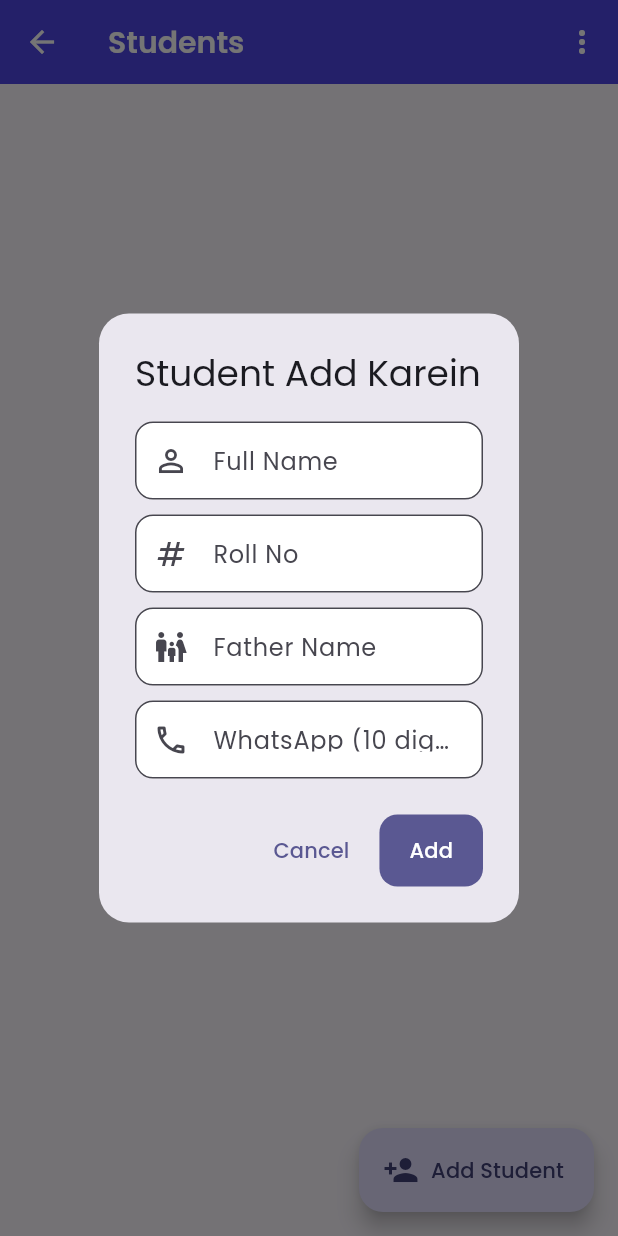
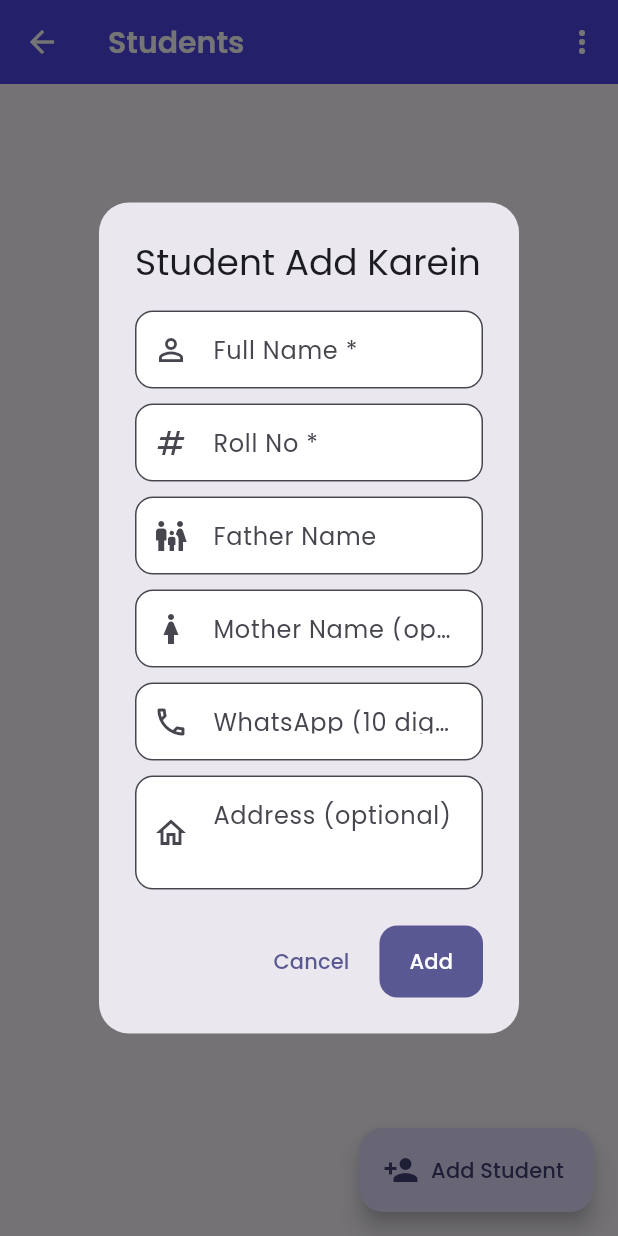
Before and after one commit to kaushalguptavoivo-droid/nemps-teacher-assistant, a Flutter app: the StudentsScreen screen opened directly with empty values, after a tap on "Add Student", on a phone screen of 412 x 824 dp. Run offline on Flutter 3.47's test engine with Material 3 defaults, Android fonts, the phone set to English and light mode, and no system bars; our stand-ins replace csv, file_picker, flutter_local_notifications, flutter_riverpod, flutter_secure_storage, go_router and 4 more; accounts and stored records are empty.

Commit message:
feat: mother name + address (optional), WhatsApp +91 auto-prefix, better CSV import
WhatsApp fix:
- Added whatsappE164 getter on Student model — auto-prepends 91 if number is 10 digits
- All wa.me links now use whatsappE164 (absent_notify + homework screens)
- Form hint updated: 'WhatsApp (10 digit, bina +91)'

Student data:
- Added optional motherName and address fields to Student model
- saveStudent() accepts motherName and address (only saves to Supabase if non-empty)
- Add/Edit dialog shows Mother Name and Address fields (optional, marked clearly)
- Student list card shows mother name and address when available

CSV import/export:
- Export now includes Mother Name and Address columns
- Import supports both old 6-col and new 8-col format
- Header-based column detection (column order flexible)
- Skips empty rows gracefully

```diff
--- a/lib/src/core/models/models.dart
+++ b/lib/src/core/models/models.dart
@@ -13,16 +13,27 @@ class Student {
     required this.section,
     this.classId = '',
     this.parentName = '',
+    this.motherName = '',
+    this.address = '',
     this.whatsapp = '',
     this.dob,
     this.feeStatus = FeeStatus.due,
     this.photoUrl,
   });
-  final String id, fullName, rollNo, className, section, classId, parentName, whatsapp;
+  final String id, fullName, rollNo, className, section, classId;
+  final String parentName, motherName, address, whatsapp;
   final DateTime? dob;
   final FeeStatus feeStatus;
   final String? photoUrl;
   String get classLabel => '$className-$section';
+
+  /// Returns a wa.me-ready number: strips non-digits, prepends 91 if 10-digit.
+  String get whatsappE164 {
+    final digits = whatsapp.replaceAll(RegExp(r'[^0-9]'), '');
+    if (digits.length == 10) return '91$digits';
+    return digits; // already has country code or empty
+  }
+
   factory Student.fromMap(Map<String, dynamic> m) => Student(
     id: m['id'],
     fullName: m['full_name'],
@@ -31,6 +42,8 @@ class Student {
     className: (m['classes'] as Map<String, dynamic>?)?['name'] ?? m['class_name'] ?? '',
     section: (m['classes'] as Map<String, dynamic>?)?['section'] ?? m['section'] ?? '',
     parentName: m['father_name'] ?? '',
+    motherName: m['mother_name'] ?? '',
+    address: m['address'] ?? '',
     whatsapp: m['whatsapp'] ?? '',
     dob: m['dob'] != null ? DateTime.parse(m['dob']) : null,
     feeStatus: FeeStatus.values.firstWhere(
--- a/lib/src/features/data/school_repository.dart
+++ b/lib/src/features/data/school_repository.dart
@@ -67,7 +67,9 @@ class SchoolRepository {
     required String fullName,
     required String rollNo,
     String fatherName = '',
+    String motherName = '',
     String whatsapp = '',
+    String address = '',
   }) async {
     final row = {
       if (id != null) 'id': id,
@@ -75,7 +77,9 @@ class SchoolRepository {
       'full_name': fullName.trim(),
       'roll_no': rollNo.trim(),
       'father_name': fatherName.trim(),
+      if (motherName.trim().isNotEmpty) 'mother_name': motherName.trim(),
       'whatsapp': whatsapp.trim(),
+      if (address.trim().isNotEmpty) 'address': address.trim(),
       'active': true,
     };
     await _client.from('students').upsert(row, onConflict: 'class_id,roll_no');
@@ -450,13 +454,18 @@ class SchoolRepository {
     try {
       final studentList = await students(classId);
       List<List<dynamic>> rows = [];
-      rows.add(['Roll No', 'Full Name', 'Father Name', 'WhatsApp', 'DOB', 'Fee Status']);
+      rows.add([
+        'Roll No', 'Full Name', 'Father Name', 'Mother Name',
+        'WhatsApp', 'Address', 'DOB', 'Fee Status',
+      ]);
       for (var student in studentList) {
         rows.add([
           student.rollNo,
           student.fullName,
           student.parentName,
+          student.motherName,
           student.whatsapp,
+          student.address,
           student.dob?.toString().split(' ')[0] ?? '',
           student.feeStatus.name,
         ]);
@@ -472,19 +481,60 @@ class SchoolRepository {
       final contents = String.fromCharCodes(csvBytes);
       final rowsAsListOfValues = const CsvToListConverter().convert(contents);
       if (rowsAsListOfValues.isEmpty) return;
-      for (int i = 1; i < rowsAsListOfValues.length; i++) {
+
+      // Detect if header row exists and map column indices
+      final firstRow = rowsAsListOfValues[0].map((e) => e.toString().toLowerCase().trim()).toList();
+      final bool hasHeader = firstRow.contains('full name') ||
+          firstRow.contains('roll no') ||
+          firstRow.contains('full_name');
+
+      // Column index helpers — support both old (6-col) and new (8-col) CSV format
+      int col(List<String> hdr, List<String> keys, int fallback) {
+        for (final k in keys) {
+          final idx = hdr.indexOf(k);
+          if (idx >= 0) return idx;
+        }
+        return fallback;
+      }
+
+      final hdr = hasHeader ? firstRow : <String>[];
+      final iRoll    = col(hdr, ['roll no', 'roll_no'], 0);
+      final iName    = col(hdr, ['full name', 'full_name'], 1);
+      final iFather  = col(hdr, ['father name', 'father_name'], 2);
+      final iMother  = col(hdr, ['mother name', 'mother_name'], 3);
+      final iWa      = col(hdr, ['whatsapp'], hasHeader ? 4 : 3);
+      final iAddr    = col(hdr, ['address'], hasHeader ? 5 : -1);
+      final iDob     = col(hdr, ['dob'], hasHeader ? 6 : 4);
+      final iFee     = col(hdr, ['fee status', 'fee_status'], hasHeader ? 7 : 5);
+
+      String _safe(List row, int idx) =>
+          idx >= 0 && idx < row.length ? row[idx].toString().trim() : '';
+
+      final startRow = hasHeader ? 1 : 0;
+      for (int i = startRow; i < rowsAsListOfValues.length; i++) {
         final row = rowsAsListOfValues[i];
         if (row.length < 2) continue;
-        final studentData = {
-          'class_id': classId,
-          'roll_no': row[0].toString(),
-          'full_name': row[1].toString(),
-          'father_name': row.length > 2 ? row[2].toString() : '',
-          'whatsapp': row.length > 3 ? row[3].toString() : '',
-          'dob': row.length > 4 && row[4].toString().isNotEmpty ? row[4].toString() : null,
-          'fee_status': row.length > 5 ? row[5].toString() : 'due',
-          'active': true,
+        final rollNo   = _safe(row, iRoll);
+        final fullName = _safe(row, iName);
+        if (rollNo.isEmpty || fullName.isEmpty) continue;
+
+        final studentData = <String, dynamic>{
+          'class_id':   classId,
+          'roll_no':    rollNo,
+          'full_name':  fullName,
+          'father_name': _safe(row, iFather),
+          'whatsapp':   _safe(row, iWa),
+          'active':     true,
         };
+        final mother = _safe(row, iMother);
+        if (mother.isNotEmpty) studentData['mother_name'] = mother;
+        final addr = _safe(row, iAddr);
+        if (addr.isNotEmpty) studentData['address'] = addr;
+        final dob = _safe(row, iDob);
+        if (dob.isNotEmpty) studentData['dob'] = dob;
+        final fee = _safe(row, iFee);
+        if (fee.isNotEmpty) studentData['fee_status'] = fee;
+
         try {
           await _client.from('students').upsert(studentData, onConflict: 'class_id,roll_no');
         } catch (_) {}
--- a/lib/src/features/presentation/absent_notify_screen.dart
+++ b/lib/src/features/presentation/absent_notify_screen.dart
@@ -359,7 +359,7 @@ class _StudentNotifyCardState extends ConsumerState<_StudentNotifyCard> {
     setState(() => sending = true);
     try {
       final uri = Uri.parse(
-          'https://wa.me/${widget.student.whatsapp.replaceAll(RegExp(r"[^0-9]"), "")}?text=${Uri.encodeComponent(_buildMessage())}');
+          'https://wa.me/${widget.student.whatsappE164}?text=${Uri.encodeComponent(_buildMessage())}');
       final opened = await launchUrl(uri, mode: LaunchMode.platformDefault);
       if (opened) {
         await ref.read(repoProvider).markWhatsAppSent(
@@ -529,7 +529,7 @@ class _BulkWhatsAppDialogState extends ConsumerState<_BulkWhatsAppDialog> {
       return;
     }
     final uri = Uri.parse(
-        'https://wa.me/${current.whatsapp.replaceAll(RegExp(r"[^0-9]"), "")}?text=${Uri.encodeComponent(message)}');
+        'https://wa.me/${current.whatsappE164}?text=${Uri.encodeComponent(message)}');
     await launchUrl(uri, mode: LaunchMode.platformDefault);
     await ref.read(repoProvider).markWhatsAppSent(
           classId: widget.classId,
--- a/lib/src/features/presentation/homework_screen.dart
+++ b/lib/src/features/presentation/homework_screen.dart
@@ -1263,7 +1263,7 @@ class _CombinedBulkDialogState extends ConsumerState<_CombinedBulkDialog> {
       return;
     }
     final uri = Uri.parse(
-        'https://wa.me/${current.whatsapp.replaceAll(RegExp(r"[^0-9]"), "")}?text=${Uri.encodeComponent(_buildMessage())}');
+        'https://wa.me/${current.whatsappE164}?text=${Uri.encodeComponent(_buildMessage())}');
     await launchUrl(uri, mode: LaunchMode.platformDefault);
     // Track sent
     for (final hw in widget.selectedHomework) {
@@ -1639,7 +1639,7 @@ class _PendingWhatsAppDialogState
         'Kripaya aaj raat tak karwa dein. 🙏\n'
         '— *New Era Modern Public School, Vrindavan*';
     final uri = Uri.parse(
-        'https://wa.me/${current.whatsapp.replaceAll(RegExp(r"[^0-9]"), "")}?text=${Uri.encodeComponent(msg)}');
+        'https://wa.me/${current.whatsappE164}?text=${Uri.encodeComponent(msg)}');
     await launchUrl(uri, mode: LaunchMode.platformDefault);
     await ref.read(repoProvider).markWhatsAppSent(
           classId: widget.classId,
--- a/lib/src/features/presentation/students_screen.dart
+++ b/lib/src/features/presentation/students_screen.dart
@@ -18,10 +18,12 @@ class StudentsScreen extends ConsumerStatefulWidget {
 
 class _StudentsScreenState extends ConsumerState<StudentsScreen> {
   Future<void> _showStudentDialog({Student? existing}) async {
-    final nameCtrl = TextEditingController(text: existing?.fullName ?? '');
-    final rollCtrl = TextEditingController(text: existing?.rollNo ?? '');
+    final nameCtrl   = TextEditingController(text: existing?.fullName   ?? '');
+    final rollCtrl   = TextEditingController(text: existing?.rollNo     ?? '');
     final fatherCtrl = TextEditingController(text: existing?.parentName ?? '');
-    final waCtrl = TextEditingController(text: existing?.whatsapp ?? '');
+    final motherCtrl = TextEditingController(text: existing?.motherName ?? '');
+    final waCtrl     = TextEditingController(text: existing?.whatsapp   ?? '');
+    final addrCtrl   = TextEditingController(text: existing?.address    ?? '');
 
     final confirmed = await showDialog<bool>(
       context: context,
@@ -36,13 +38,13 @@ class _StudentsScreenState extends ConsumerState<StudentsScreen> {
                 controller: nameCtrl,
                 textCapitalization: TextCapitalization.words,
                 decoration: const InputDecoration(
-                    labelText: 'Full Name', prefixIcon: Icon(Icons.person_outline)),
+                    labelText: 'Full Name *', prefixIcon: Icon(Icons.person_outline)),
               ),
               const SizedBox(height: 10),
               TextField(
                 controller: rollCtrl,
                 decoration: const InputDecoration(
-                    labelText: 'Roll No', prefixIcon: Icon(Icons.numbers)),
+                    labelText: 'Roll No *', prefixIcon: Icon(Icons.numbers)),
               ),
               const SizedBox(height: 10),
               TextField(
@@ -52,12 +54,33 @@ class _StudentsScreenState extends ConsumerState<StudentsScreen> {
                     labelText: 'Father Name', prefixIcon: Icon(Icons.family_restroom)),
               ),
               const SizedBox(height: 10),
+              // ── Optional: Mother's Name ──
+              TextField(
+                controller: motherCtrl,
+                textCapitalization: TextCapitalization.words,
+                decoration: const InputDecoration(
+                    labelText: 'Mother Name (optional)',
+                    prefixIcon: Icon(Icons.woman_outlined)),
+              ),
+              const SizedBox(height: 10),
               TextField(
                 controller: waCtrl,
                 keyboardType: TextInputType.phone,
                 decoration: const InputDecoration(
-                    labelText: 'WhatsApp (10 digit)',
+                    labelText: 'WhatsApp (10 digit, bina +91)',
+                    hintText: 'e.g. 9876543210',
                     prefixIcon: Icon(Icons.phone_outlined)),
+              ),
+              const SizedBox(height: 10),
+              // ── Optional: Address ──
+              TextField(
+                controller: addrCtrl,
+                textCapitalization: TextCapitalization.sentences,
+                maxLines: 2,
+                decoration: const InputDecoration(
+                    labelText: 'Address (optional)',
+                    prefixIcon: Icon(Icons.home_outlined),
+                    alignLabelWithHint: true),
               ),
             ],
           ),
@@ -79,7 +102,9 @@ class _StudentsScreenState extends ConsumerState<StudentsScreen> {
             fullName: nameCtrl.text,
             rollNo: rollCtrl.text,
             fatherName: fatherCtrl.text,
+            motherName: motherCtrl.text,
             whatsapp: waCtrl.text,
+            address: addrCtrl.text,
           );
       ref.invalidate(studentsProvider(widget.classId));
       if (mounted) {
@@ -241,6 +266,9 @@ class _StudentsScreenState extends ConsumerState<StudentsScreen> {
                           Text(s.parentName.isNotEmpty
                               ? '👨 ${s.parentName}'
                               : 'Father name nahi'),
+                          if (s.motherName.isNotEmpty)
+                            Text('👩 ${s.motherName}',
+                                style: const TextStyle(fontSize: 12)),
                           if (s.whatsapp.isNotEmpty)
                             Row(
                               children: [
@@ -251,9 +279,16 @@ class _StudentsScreenState extends ConsumerState<StudentsScreen> {
                                         fontSize: 12, color: AppTheme.whatsappColor)),
                               ],
                             ),
+                          if (s.address.isNotEmpty)
+                            Text('🏠 ${s.address}',
+                                style: TextStyle(
+                                    fontSize: 11,
+                                    color: Theme.of(context).colorScheme.onSurfaceVariant),
+                                maxLines: 1,
+                                overflow: TextOverflow.ellipsis),
                         ],
                       ),
-                      isThreeLine: s.whatsapp.isNotEmpty,
+                      isThreeLine: s.whatsapp.isNotEmpty || s.motherName.isNotEmpty || s.address.isNotEmpty,
                       trailing: PopupMenuButton<String>(
                         onSelected: (v) {
                           if (v == 'edit') _showStudentDialog(existing: s);
```
